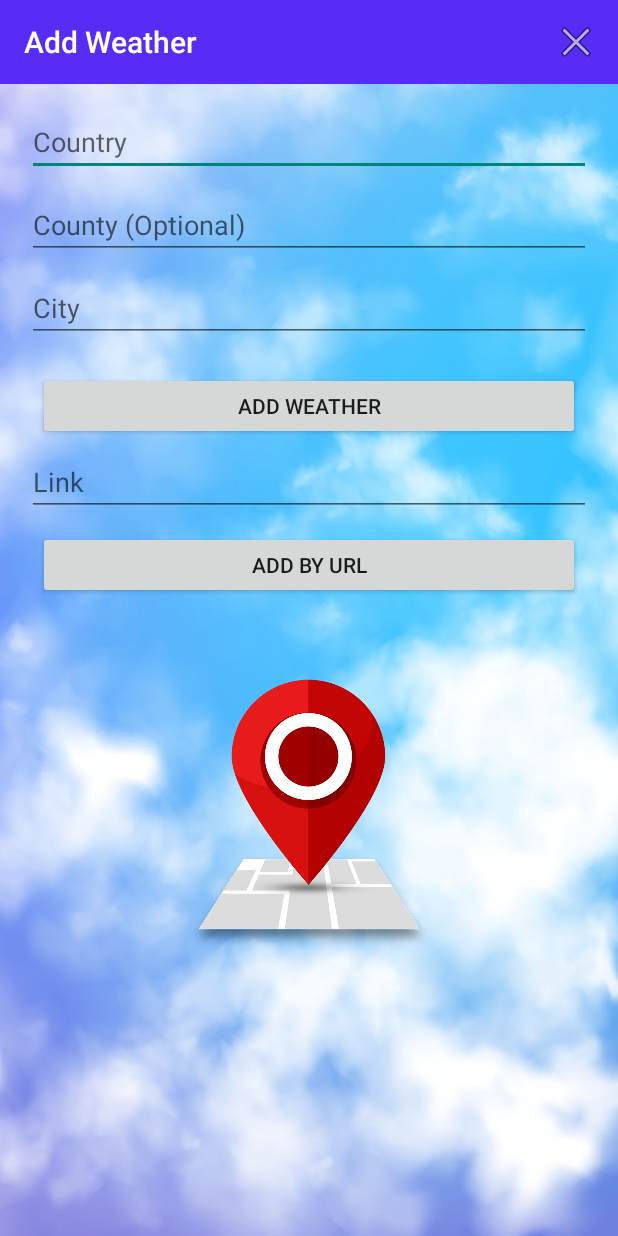
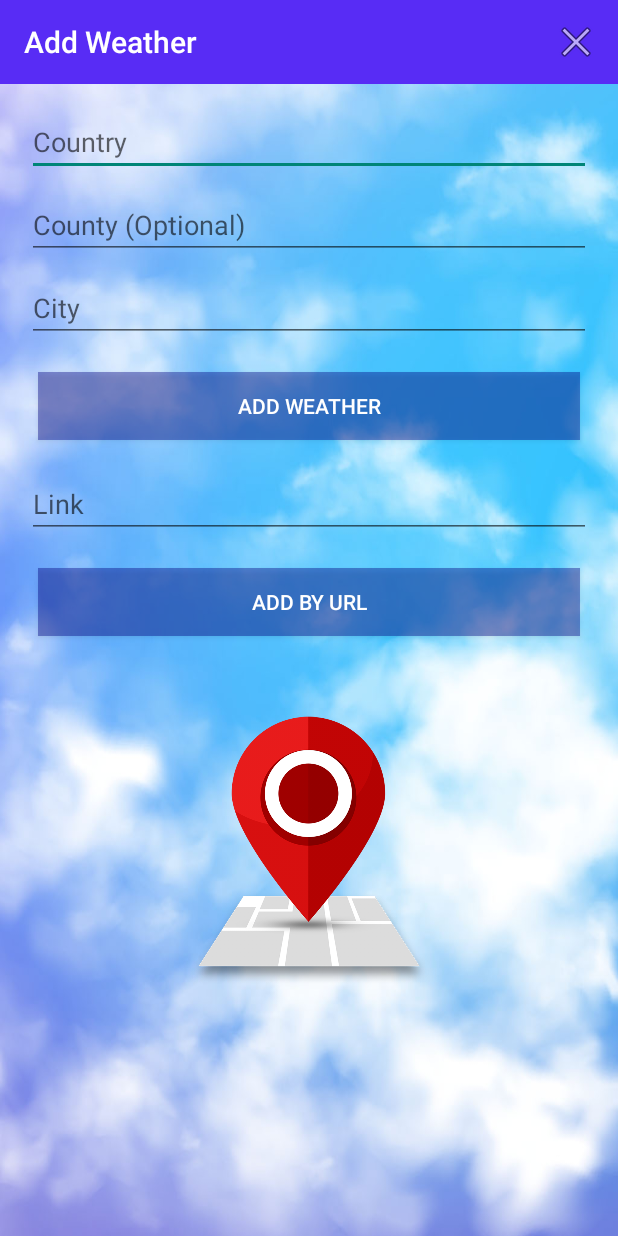
Before and after one commit to code-Adrian/myWeather, an Android app: the WeatherActivity screen opened directly, with no data from a screen before it, on a phone screen of 412 x 824 dp. Run offline under Robolectric (Android 15) with nearby library versions, the phone set to English and light mode, and no system bars.

Commit message:
String and validation update. Updated string in all .xml files to link with the strings.xml Added validation to add button, prevents the user to continue if country or city field is left empty/blank.

```diff
--- a/app/src/main/java/org/wit/myweather/activities/MenuActivity.kt
+++ b/app/src/main/java/org/wit/myweather/activities/MenuActivity.kt
@@ -37,7 +37,7 @@ onMenuButtonClick()
         menu_button.setOnClickListener {
             startActivityForResult(intentFor<WeatherListActivity>(),0)
 progressBar.visibility = View.VISIBLE
-
+finish()
         }
 
     }
--- a/app/src/main/java/org/wit/myweather/activities/WeatherListActivity.kt
+++ b/app/src/main/java/org/wit/myweather/activities/WeatherListActivity.kt
@@ -49,8 +49,8 @@ loadWeather()
 
         when(item.itemId){
             R.id.weather_home -> {
+                finish()
                 startActivityForResult<MenuActivity>(0)
-                finish()
             setResult(Activity.RESULT_OK)
             }
         }
--- a/app/src/main/res/layout/weather_activity.xml
+++ b/app/src/main/res/layout/weather_activity.xml
@@ -48,12 +48,13 @@
             android:layout_marginTop="16dp"
             android:layout_marginRight="18dp"
             android:ems="10"
-            android:hint="Country"
+            android:hint="@string/country"
             android:inputType="textPersonName"
             app:layout_constraintEnd_toEndOf="parent"
             app:layout_constraintHorizontal_bias="0.47"
             app:layout_constraintStart_toStartOf="parent"
-            app:layout_constraintTop_toTopOf="parent" />
+            app:layout_constraintTop_toTopOf="parent"
+            android:autofillHints="" />
 
 
         <EditText
@@ -64,12 +65,13 @@
             android:layout_marginTop="10dp"
             android:layout_marginRight="18dp"
             android:ems="10"
-            android:hint="County (Optional)"
+            android:hint="@string/county_optional"
             android:inputType="textPersonName"
             app:layout_constraintEnd_toEndOf="parent"
             app:layout_constraintHorizontal_bias="0.47"
             app:layout_constraintStart_toStartOf="parent"
-            app:layout_constraintTop_toTopOf="parent" />
+            app:layout_constraintTop_toTopOf="parent"
+            android:autofillHints="" />
 
         <EditText
             android:id="@+id/Add_City"
@@ -79,12 +81,13 @@
             android:layout_marginTop="10dp"
             android:layout_marginRight="18dp"
             android:ems="10"
-            android:hint="City"
+            android:hint="@string/city"
             android:inputType="textPersonName"
             app:layout_constraintEnd_toEndOf="parent"
             app:layout_constraintHorizontal_bias="0.47"
             app:layout_constraintStart_toStartOf="parent"
-            app:layout_constraintTop_toTopOf="parent" />
+            app:layout_constraintTop_toTopOf="parent"
+            android:autofillHints="" />
 
 
         <Button
@@ -94,37 +97,44 @@
             android:layout_marginLeft="25dp"
             android:layout_marginTop="20dp"
             android:layout_marginRight="25dp"
-            android:text="Add Weather"
+            android:text="@string/add_weather"
             app:layout_constraintEnd_toEndOf="parent"
             app:layout_constraintStart_toStartOf="parent"
-            app:layout_constraintTop_toTopOf="parent" />
+            app:layout_constraintTop_toTopOf="parent"
+            android:background="@color/button"
+            android:textColor="@color/white"
+            />
 
                 <EditText
                     android:id="@+id/Add_Link"
                     android:layout_width="match_parent"
                     android:layout_height="wrap_content"
                     android:layout_marginLeft="18dp"
-                    android:layout_marginTop="5dp"
+                    android:layout_marginTop="20dp"
                     android:layout_marginRight="18dp"
                     android:ems="10"
-                    android:hint="Link"
+                    android:hint="@string/link"
                     android:inputType="textPersonName"
                     app:layout_constraintEnd_toEndOf="parent"
                     app:layout_constraintHorizontal_bias="0.47"
                     app:layout_constraintStart_toStartOf="parent"
-                    app:layout_constraintTop_toTopOf="parent" />
+                    app:layout_constraintTop_toTopOf="parent"
+                    android:autofillHints="" />
 
         <Button
             android:id="@+id/Add_Weather_URL"
             android:layout_width="match_parent"
             android:layout_height="45dp"
             android:layout_marginLeft="25dp"
-            android:layout_marginTop="10dp"
+            android:layout_marginTop="20dp"
             android:layout_marginRight="25dp"
-            android:text="Add by URL"
+            android:text="@string/add_by_url"
             app:layout_constraintEnd_toEndOf="parent"
             app:layout_constraintStart_toStartOf="parent"
-            app:layout_constraintTop_toTopOf="parent" />
+            app:layout_constraintTop_toTopOf="parent"
+            android:background="@color/button"
+            android:textColor="@color/white"
+            />
 
 
 
@@ -137,7 +147,8 @@
             app:layout_constraintStart_toStartOf="parent"
             app:layout_constraintTop_toBottomOf="@+id/Add_Weather_URL"
             android:layout_gravity="center|bottom"
-            app:srcCompat="@drawable/location" />
+            app:srcCompat="@drawable/location"
+            android:contentDescription="@string/editimage" />
 
             </LinearLayout>
         </ScrollView>
--- a/app/src/main/res/menu/weatheractivity_edit_menu.xml
+++ b/app/src/main/res/menu/weatheractivity_edit_menu.xml
@@ -6,13 +6,13 @@
     <item
         android:id="@+id/edit_delete"
         android:icon="@android:drawable/ic_menu_delete"
-        android:title="Home"
+        android:title="@string/delete_weather"
         app:showAsAction="always" />
 
     <item
         android:id="@+id/edit_cancel"
         android:icon="@android:drawable/ic_menu_close_clear_cancel"
-        android:title="Home"
+        android:title="@string/Home"
         app:showAsAction="always" />
 
 </menu>
--- a/app/src/main/res/menu/weatheractivity_menu.xml
+++ b/app/src/main/res/menu/weatheractivity_menu.xml
@@ -6,6 +6,6 @@
     <item
         android:id="@+id/edit_cancel"
         android:icon="@android:drawable/ic_menu_close_clear_cancel"
-        android:title="Home"
+        android:title="@string/Home"
         app:showAsAction="always" />
 </menu>
--- a/app/src/main/res/menu/weatheractivity_temperature.xml
+++ b/app/src/main/res/menu/weatheractivity_temperature.xml
@@ -6,6 +6,6 @@
     <item
         android:id="@+id/temperature_cancel"
         android:icon="@android:drawable/ic_menu_close_clear_cancel"
-        android:title="Home"
+        android:title="@string/Home"
         app:showAsAction="always" />
 </menu>
--- a/app/src/main/res/menu/weatherlist_menu.xml
+++ b/app/src/main/res/menu/weatherlist_menu.xml
@@ -5,12 +5,12 @@
     <item
         android:id="@+id/weather_add"
         android:icon="@android:drawable/ic_menu_add"
-        android:title="Add weather"
+        android:title="@string/add_weather"
         app:showAsAction="always" />
 
     <item
         android:id="@+id/weather_home"
         android:icon="@drawable/ic_menu_home"
-        android:title="Home"
-        app:showAsAction="always" />
+        android:title="@string/Home"
+        app:showAsAction="ifRoom" />
 </menu>
--- a/app/src/main/res/values/colors.xml
+++ b/app/src/main/res/values/colors.xml
@@ -9,4 +9,5 @@
     <color name="white">#FFFFFFFF</color>
     <color name="transparentgray">#65b2c7d6</color>
     <color name="toolbarColor">#582cf5</color>
+    <color name="button">#65000080</color>
 </resources>
--- a/app/src/main/res/values/strings.xml
+++ b/app/src/main/res/values/strings.xml
@@ -1,3 +1,34 @@
 <resources>
     <string name="app_name">myWeather</string>
+
+    <string name="add_weather">Add weather</string>
+    <string name="Home">Home</string>
+    <string name="delete_weather">Delete</string>
+    <string name="card_edit">Edit</string>
+    <string name="card_loading">Loading please wait…</string>
+    <string name="ireland_tipperary_cahir">Ireland,Tipperary,Cahir</string>
+    <string name="weather_image">Weather_Image</string>
+    <string name="_15_c">15°C</string>
+    <string name="_18_c">18°C</string>
+    <string name="tue">Tue</string>
+    <string name="today">Today</string>
+    <string name="wed">Wed</string>
+    <string name="thur">Thur</string>
+    <string name="sat">Sat</string>
+    <string name="fri">Fri</string>
+    <string name="sun">Sun</string>
+    <string name="mon">Mon</string>
+    <string name="county_optional">County (Optional)</string>
+    <string name="city">City</string>
+    <string name="link">Link</string>
+    <string name="confirm_edit">Confirm Edit</string>
+    <string name="country">Country</string>
+    <string name="location">Location</string>
+    <string name="editimage">editimage</string>
+    <string name="add_by_url">Add by URL</string>
+    <string name="loading">Loading…</string>
+    <string name="please_wait">Please wait…</string>
+    <string name="view_weather">View Weather</string>
+
+
 </resources>
```
Also changed, not shown: app/src/main/java/org/wit/myweather/activities/WeatherActivity.kt (+13 -3 lines), app/src/main/java/org/wit/myweather/activities/WeatherActivityTemperature.kt (+2 -5 lines), app/src/main/java/org/wit/myweather/webscraper/jSoup.kt (+59 -52 lines), app/src/main/res/layout/mainmenu_activity.xml (+12 -8 lines), app/src/main/res/layout/weather_activity_edit.xml (+18 -11 lines), app/src/main/res/layout/weather_activity_temperature.xml (+40 -40 lines), app/src/main/res/layout/weather_card.xml (+8 -8 lines).
